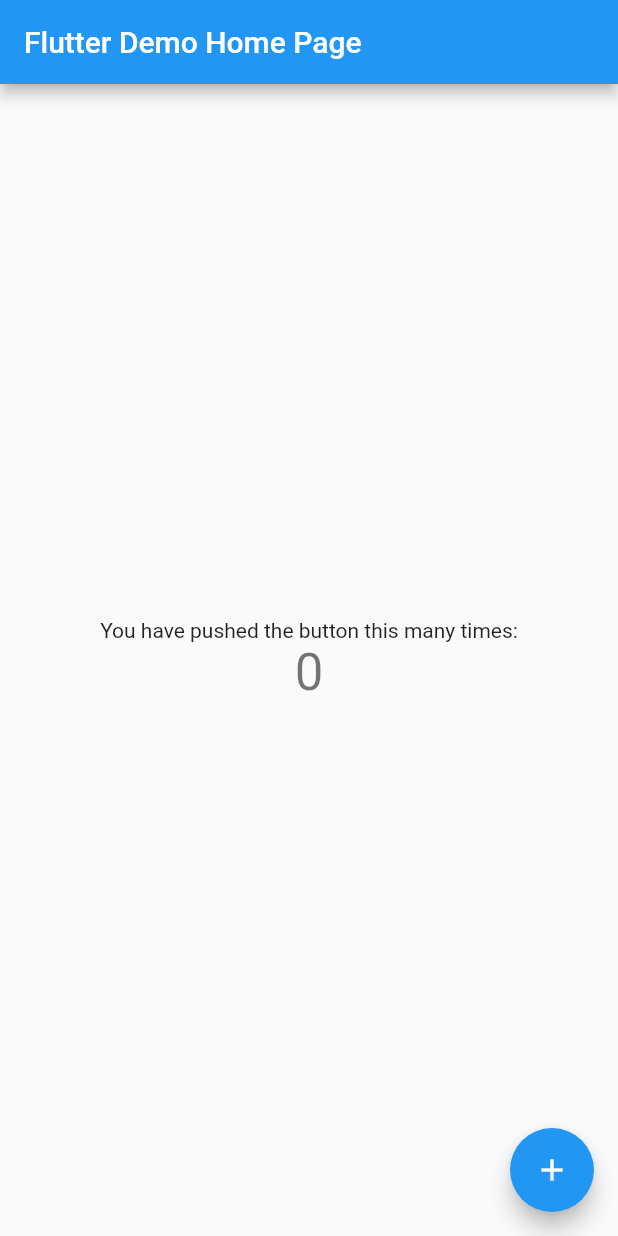
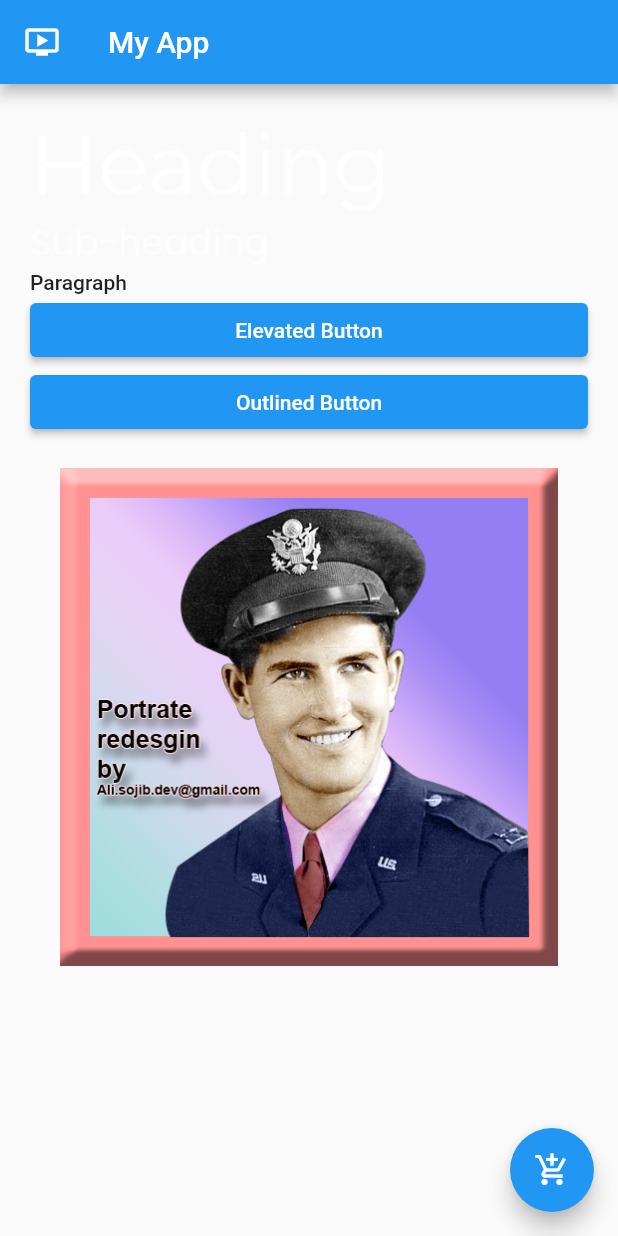
Before and after one commit to ali-sojib/Flutter-Componet-app-with-firebase, a Flutter app: the screen it shows after launch, on a phone screen of 412 x 824 dp. Run offline on Flutter 3.47's test engine with Material 2 defaults, Android fonts, the phone set to English and light mode, and no system bars; our stand-ins replace google_fonts.

Commit message:
Setup a Custom Theme in Flutter for a Light and Dark Theme

```diff
--- a/lib/main.dart
+++ b/lib/main.dart
@@ -1,4 +1,5 @@
 import 'package:flutter/material.dart';
+import 'package:flutter_app_with_firebase/src/utils/theme/theme.dart';
 
 void main() {
   runApp(const MyApp());
@@ -12,104 +13,45 @@
   Widget build(BuildContext context) {
     return MaterialApp(
       title: 'Flutter Demo',
-      theme: ThemeData(
-        // This is the theme of your application.
-        //
-        // Try running your application with "flutter run". You'll see the
-        // application has a blue toolbar. Then, without quitting the app, try
-        // changing the primarySwatch below to Colors.green and then invoke
-        // "hot reload" (press "r" in the console where you ran "flutter run",
-        // or simply save your changes to "hot reload" in a Flutter IDE).
-        // Notice that the counter didn't reset back to zero; the application
-        // is not restarted.
-        primarySwatch: Colors.blue,
-      ),
-      home: const MyHomePage(title: 'Flutter Demo Home Page'),
+      theme: SAppTheme.lightTheme,
+      darkTheme: SAppTheme.darkTheme,
+      themeMode: ThemeMode.light,
+      home: const AppHome(),
     );
   }
 }
 
-class MyHomePage extends StatefulWidget {
-  const MyHomePage({super.key, required this.title});
-
-  // This widget is the home page of your application. It is stateful, meaning
-  // that it has a State object (defined below) that contains fields that affect
-  // how it looks.
-
-  // This class is the configuration for the state. It holds the values (in this
-  // case the title) provided by the parent (in this case the App widget) and
-  // used by the build method of the State. Fields in a Widget subclass are
-  // always marked "final".
-
-  final String title;
-
-  @override
-  State<MyHomePage> createState() => _MyHomePageState();
-}
-
-class _MyHomePageState extends State<MyHomePage> {
-  int _counter = 0;
-
-  void _incrementCounter() {
-    setState(() {
-      // This call to setState tells the Flutter framework that something has
-      // changed in this State, which causes it to rerun the build method below
-      // so that the display can reflect the updated values. If we changed
-      // _counter without calling setState(), then the build method would not be
-      // called again, and so nothing would appear to happen.
-      _counter++;
-    });
-  }
+class AppHome extends StatelessWidget {
+  const AppHome({super.key});
 
   @override
   Widget build(BuildContext context) {
-    // This method is rerun every time setState is called, for instance as done
-    // by the _incrementCounter method above.
-    //
-    // The Flutter framework has been optimized to make rerunning build methods
-    // fast, so that you can just rebuild anything that needs updating rather
-    // than having to individually change instances of widgets.
     return Scaffold(
       appBar: AppBar(
-        // Here we take the value from the MyHomePage object that was created by
-        // the App.build method, and use it to set our appbar title.
-        title: Text(widget.title),
+        title: const Text('My App'),
+        leading: const Icon(Icons.ondemand_video),
       ),
-      body: Center(
-        // Center is a layout widget. It takes a single child and positions it
-        // in the middle of the parent.
-        child: Column(
-          // Column is also a layout widget. It takes a list of children and
-          // arranges them vertically. By default, it sizes itself to fit its
-          // children horizontally, and tries to be as tall as its parent.
-          //
-          // Invoke "debug painting" (press "p" in the console, choose the
-          // "Toggle Debug Paint" action from the Flutter Inspector in Android
-          // Studio, or the "Toggle Debug Paint" command in Visual Studio Code)
-          // to see the wireframe for each widget.
-          //
-          // Column has various properties to control how it sizes itself and
-          // how it positions its children. Here we use mainAxisAlignment to
-          // center the children vertically; the main axis here is the vertical
-          // axis because Columns are vertical (the cross axis would be
-          // horizontal).
-          mainAxisAlignment: MainAxisAlignment.center,
-          children: <Widget>[
-            const Text(
-              'You have pushed the button this many times:',
-            ),
-            Text(
-              '$_counter',
-              style: Theme.of(context).textTheme.headline4,
+      floatingActionButton: FloatingActionButton(
+        onPressed: () {},
+        tooltip: 'Increment',
+        child: const Icon(Icons.add_shopping_cart),
+      ),
+      body: Padding(
+        padding: const EdgeInsets.all(20.0),
+        child: ListView(
+          children: [
+            Text('Heading', style: Theme.of(context).textTheme.headline2),
+            Text('Sub-heading', style: Theme.of(context).textTheme.subtitle1),
+            Text('Paragraph', style: Theme.of(context).textTheme.bodyText1),
+            ElevatedButton(onPressed: () {}, child: Text('Elevated Button')),
+            ElevatedButton(onPressed: () {}, child: Text('Outlined Button')),
+            const Padding(
+              padding: EdgeInsets.all(20.0),
+              child: Image(image: AssetImage('assets/images/my_adobie.jpg')),
             ),
           ],
         ),
       ),
-      floatingActionButton: FloatingActionButton(
-        onPressed: _incrementCounter,
-        tooltip: 'Increment',
-        child: const Icon(Icons.add),
-      ), // This trailing comma makes auto-formatting nicer for build methods.
     );
   }
 }
--- /dev/null
+++ b/lib/src/utils/theme/theme.dart
@@ -0,0 +1,37 @@
+import 'package:flutter/material.dart';
+import 'package:flutter_app_with_firebase/src/utils/theme/widget_theme/text_theme.dart';
+import 'package:google_fonts/google_fonts.dart';
+
+class SAppTheme {
+  ///making SAppTheme constructor private
+  ///so no one can create an instance of this class
+  SAppTheme._();
+/*
+    ///0x=hexa definaiton
+    ///FF= opacity
+    ///rest of all color code
+    primarySwatch: const MaterialColor(
+      0xFFFFE200,
+      <int, Color>{
+        50: Color(0x1AFFE200),
+        100: Color(0x33FFE200),
+        200: Color(0x4DFFE200),
+        300: Color(0x66FFE200),
+        400: Color(0x80FFE200),
+        500: Color(0xFFFFE200),
+        600: Color(0x99FFE200),
+        700: Color(0xB3FFE200),
+        800: Color(0xCCFFE200),
+        900: Color(0xE6FFE200),
+      },
+    ),
+*/
+  static ThemeData lightTheme = ThemeData(
+    brightness: Brightness.light,
+    textTheme: STextTheme.lightTextTheme,
+  );
+  static ThemeData darkTheme = ThemeData(
+    brightness: Brightness.dark,
+    textTheme: STextTheme.dartTextTheme,
+  );
+}
--- /dev/null
+++ b/lib/src/utils/theme/widget_theme/text_theme.dart
@@ -0,0 +1,23 @@
+import 'package:flutter/material.dart';
+import 'package:google_fonts/google_fonts.dart';
+
+class STextTheme {
+  static TextTheme lightTextTheme = TextTheme(
+    headline2: GoogleFonts.montserrat(
+      color: Colors.white70,
+    ),
+    subtitle1: GoogleFonts.poppins(
+      color: Colors.white60,
+      fontSize: 24,
+    ),
+  );
+  static TextTheme dartTextTheme = TextTheme(
+    headline2: GoogleFonts.montserrat(
+      color: Colors.black87,
+    ),
+    subtitle1: GoogleFonts.poppins(
+      color: Colors.black54,
+      fontSize: 24,
+    ),
+  );
+}
```
Also changed, not shown: pubspec.yaml (+3 -57 lines), assets/images/my_adobie.jpg (added), pubspec.lock.
